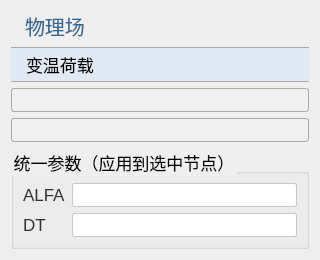
This is plugins/Base_PhysicalField/TemperatureLoadPage.ui in asd977/base_cae as Qt 5 draws it before an edit. The edited form follows.
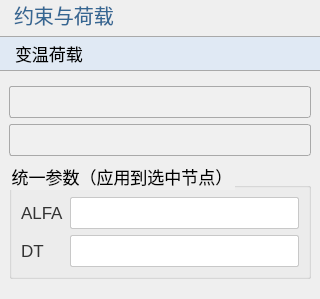
This is the edited form. Icons and pictures are not drawn.

Commit message: style: refine Base_PhysicalField ui layout containers and spacing

Diff of the .ui file:
```diff
--- a/plugins/Base_PhysicalField/TemperatureLoadPage.ui
+++ b/plugins/Base_PhysicalField/TemperatureLoadPage.ui
@@ -23,25 +23,19 @@
     border-color: rgb(121, 121, 121);
     border-style: solid;
     height: 33px;
-    border-top: 1px solid rgb(169, 169, 169); /* 上边框为灰色 */
-    border-bottom: 1px solid rgb(169, 169, 169); /* 下边框为灰色 */
-    border-left: none; /* 移除左边框 */
+    border-top: 1px solid rgb(169, 169, 169);
+    border-bottom: 1px solid rgb(169, 169, 169);
+    border-left: none;
     border-right: none;
     text-align: left;
 	padding-left: 15px;
 	font-size: 17px;
-	border-style: solid;
 }
 QLabel {
     font-family: &quot;Microsoft YaHei&quot;, &quot;微软雅黑&quot;;
     font-size: 17px;
     text-align: left;
     color: rgb(51, 51, 51);
-    white-space: nowrap;
-    line-height: 50px;
-    position: absolute;
-    top: 0px;
-    left: 0px;
 }
 QLabel#pageNameLabel {
     font-size: 20px;
@@ -50,10 +44,11 @@
 	padding-left:9px;
     color: rgb(53, 103, 147);
 }
-QLineEdit {
-    border: 1px solid rgb(200, 200, 200); /* 设置边框为淡灰色 */
-    border-radius: 2px; /* 设置圆角半径为 5 像素 */
+QLineEdit, QDoubleSpinBox, QSpinBox {
+    border: 1px solid rgb(200, 200, 200);
+    border-radius: 2px;
 	font-size: 17px;
+    min-height: 30px;
 }
 QLineEdit:focus {
     border-color: rgb(100, 100, 255); /* 设置焦点时的边框颜色为蓝色 */
@@ -67,46 +62,39 @@
     padding-left:6px;
     background: rgb(240, 240, 240);
     border: 1px solid rgb(169, 169, 169);
-    border-radius: 3px; /* 设置边框的圆角半径为5像素 */
+    border-radius: 3px;
+    min-height: 30px;
 }
 QComboBox::drop-down {
     background: rgb(240, 240, 240);
-}
-QComboBox::down-arrow {
-    image: url(:/resources/down_arrow.png); /* 替换下拉箭头图标 */
-}
-/*QCombobox右侧按钮*/
-QComboBox::drop-down {
     subcontrol-origin: padding;
-    subcontrol-position: top right;/*放于右方顶部*/
-    border-top-right-radius: 3px;/*设置边框圆角*/
+    subcontrol-position: top right;
+    border-top-right-radius: 3px;
     border-bottom-right-radius: 3px;
 }
-QLineEdit {
-    border: 1px solid rgb(200, 200, 200); /* 设置边框为淡灰色 */
-    border-radius: 2px; /* 设置圆角半径为 5 像素 */
-	font-size: 17px;
+QComboBox::down-arrow {
+    image: url(:/resources/down_arrow.png);
 }
-QLineEdit:focus {
-    border-color: rgb(100, 100, 255); /* 设置焦点时的边框颜色为蓝色 */
-    outline: none; /* 去掉默认的焦点边框 */
+QRadioButton, QCheckBox, QGroupBox {
+    font-size: 17px;
 }
-
-QRadioButton {
-    font-size: 17px; /* 设置字体大小为 14 像素 */
-}
-
-QCheckBox {
-    font-size: 17px; /* 设置字体大小为 14 像素 */
-}
-
-QGroupBox{
-    font-size: 17px; /* 设置字体大小为 14 像素 */   
+QTableWidget {
+    font-size: 16px;
+    gridline-color: rgb(210, 210, 210);
 }
 
 </string>
   </property>
   <layout class="QVBoxLayout" name="verticalLayout">
+   <property name="leftMargin">
+    <number>0</number>
+   </property>
+   <property name="topMargin">
+    <number>0</number>
+   </property>
+   <property name="rightMargin">
+    <number>0</number>
+   </property>
    <item>
     <widget class="QLabel" name="pageNameLabel">
      <property name="sizePolicy">
@@ -116,7 +104,7 @@
       </sizepolicy>
      </property>
      <property name="text">
-      <string>物理场</string>
+      <string>约束与荷载</string>
      </property>
     </widget>
    </item>
@@ -134,6 +122,9 @@
     </widget>
    </item>
    <item>
+    <widget class="QWidget" name="contentWidget" native="true">
+     <layout class="QVBoxLayout" name="contentLayout">
+   <item>
     <widget class="QComboBox" name="comboBoxDim"/>
    </item>
    <item>
@@ -167,7 +158,10 @@
       </item>
      </layout>
     </widget>
+   </item>     </layout>
+    </widget>
    </item>
+
    <item>
     <spacer name="verticalSpacer">
      <property name="orientation">
```
Left out of the diff: 6 changed lines with no effect on the pictures. The commit also changes 10 other files.
